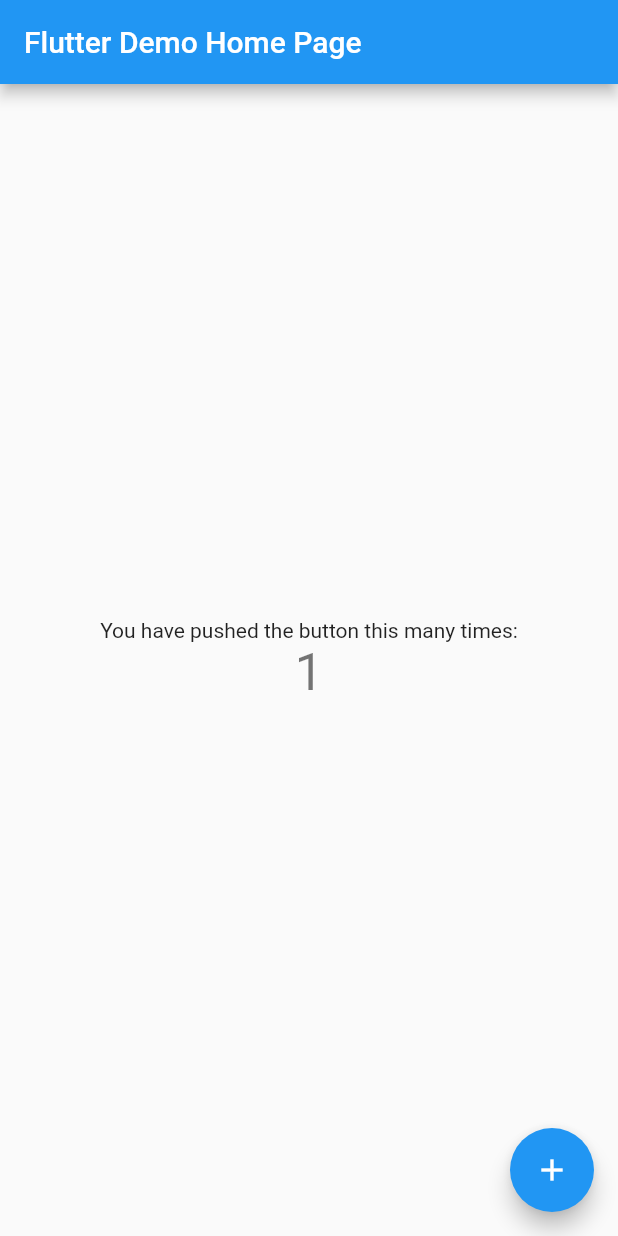
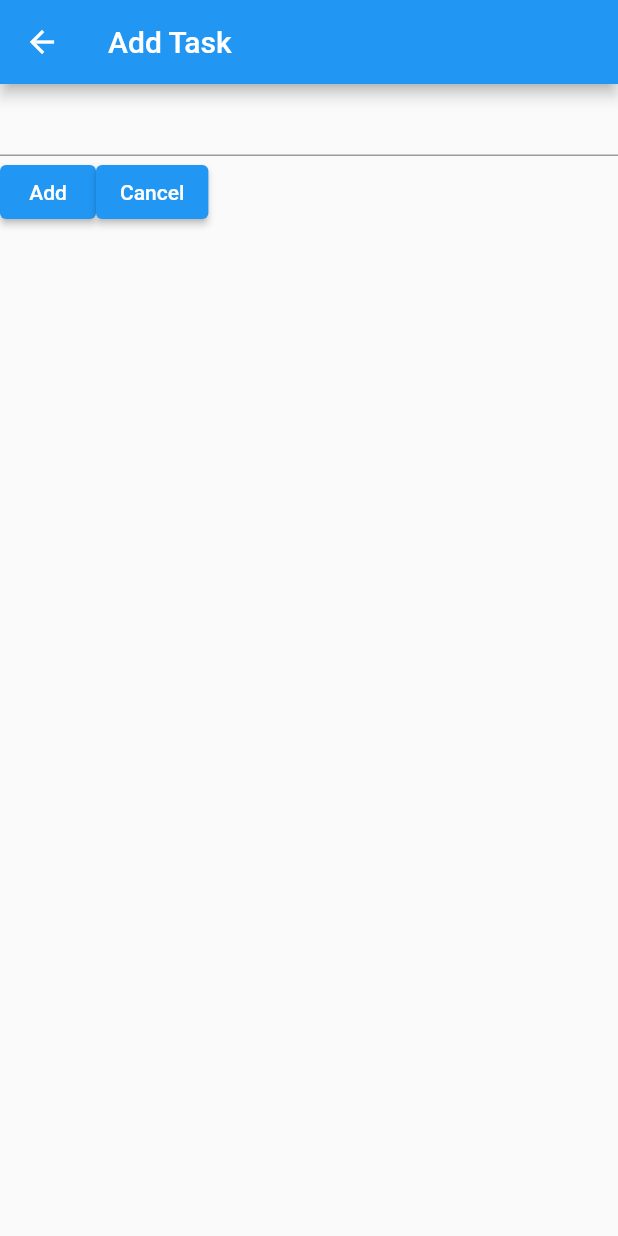
Before and after one commit to EveryoneHATEme/ToDoApp, a Flutter app: the screen it shows after launch, after a tap on the "add" icon, on a phone screen of 412 x 824 dp. Run offline on Flutter 3.47's test engine with Material 2 defaults, Android fonts, the phone set to English and light mode, and no system bars.

Commit message:
Added Add Task page and Edit Task page, Added list display

```diff
--- /dev/null
+++ b/lib/AddTaskPage.dart
@@ -0,0 +1,50 @@
+import 'package:flutter/material.dart';
+import 'package:todoapp/Task.dart';
+
+
+class AddTaskPage extends StatelessWidget {
+  final TextEditingController textController = TextEditingController();
+
+
+  @override
+  Widget build(BuildContext context) {
+    return Scaffold(
+      appBar: AppBar(
+        title: const Text('Add Task')
+      ),
+      body: Column(
+        crossAxisAlignment: CrossAxisAlignment.start,
+        children: <Widget>[
+          TextField(
+            controller: textController,
+          ),
+          Row(
+            children: <Widget>[
+              ElevatedButton(
+                onPressed: () => _returnTask(context),
+                child: Text('Add')
+              ),
+              ElevatedButton(
+                onPressed: () => _returnWithoutTask(context),
+                child: Text('Cancel')
+              ),
+            ],
+          )
+        ],
+      )
+    );
+  }
+
+
+  void _returnTask(BuildContext context) {
+    Task newTask = Task(
+      description: textController.text
+    );
+    Navigator.pop(context, newTask);
+  }
+
+
+  void _returnWithoutTask(BuildContext context) {
+    Navigator.pop(context);
+  }
+}
--- /dev/null
+++ b/lib/HomePage.dart
@@ -0,0 +1,78 @@
+import 'package:flutter/material.dart';
+import 'package:todoapp/AddTaskPage.dart';
+import 'package:todoapp/EditTaskPage.dart';
+import 'Task.dart';
+
+
+class HomePage extends StatefulWidget {
+  HomePage({Key? key, required this.title}) : super(key: key);
+  final String title;
+
+  @override
+  _HomePageState createState() => _HomePageState();
+}
+
+class _HomePageState extends State<HomePage> {
+  List<Task> tasks = <Task>[
+    Task(description: 'nothing 1'),
+    Task(description: 'nothing 2'),
+    Task(description: 'something 1'),
+    Task(description: 'something 2')
+  ];
+
+  @override
+  Widget build(BuildContext context) {
+    return Scaffold(
+      appBar: AppBar(
+        title: Text(widget.title),
+      ),
+      body: ListView.separated(
+        itemBuilder: _createListView,
+        separatorBuilder: _createDivider,
+        itemCount: tasks.length
+      ),
+      floatingActionButton: FloatingActionButton(
+        onPressed: _addTask,
+        tooltip: 'Add Task',
+        child: Icon(Icons.add),
+      ),
+    );
+  }
+
+  void _addTask() async {
+    final result = await Navigator.push(
+      context,
+      MaterialPageRoute(builder: (context) => AddTaskPage())
+    );
+
+    if (result != null) {
+      setState(() {
+        tasks.add(result);
+      });
+    }
+  }
+
+  Widget _createListView(BuildContext context, int index) {
+    return ListTile(
+      title: Text(tasks[index].description ?? 'No description'),
+      onTap: () async {
+        final result = await Navigator.push(
+          context,
+          MaterialPageRoute(
+            builder: (context) => EditTaskPage(tasks[index])
+          )
+        );
+        if (result != null) {
+          setState(() {
+            tasks[index] = result;
+          });
+        }
+      }
+    );
+  }
+
+
+  Divider _createDivider(BuildContext context, int index) {
+    return Divider();
+  }
+}
--- /dev/null
+++ b/lib/Task.dart
@@ -0,0 +1,7 @@
+class Task {
+  String? description = '';
+
+  Task({String? description = 'No description'}) {
+    this.description = description;
+  }
+}
--- /dev/null
+++ b/lib/ToDoApp.dart
@@ -0,0 +1,16 @@
+import 'package:flutter/material.dart';
+import 'HomePage.dart';
+
+
+class ToDoApp extends StatelessWidget {
+  @override
+  Widget build(BuildContext context) {
+    return MaterialApp(
+      title: 'Flutter Demo',
+      theme: ThemeData(
+        primarySwatch: Colors.blue,
+      ),
+      home: HomePage(title: 'Flutter Demo Home Page'),
+    );
+  }
+}
--- a/lib/main.dart
+++ b/lib/main.dart
@@ -1,113 +1,7 @@
 import 'package:flutter/material.dart';
+import 'ToDoApp.dart';
+
 
 void main() {
-  runApp(MyApp());
+  runApp(ToDoApp());
 }
-
-class MyApp extends StatelessWidget {
-  // This widget is the root of your application.
-  @override
-  Widget build(BuildContext context) {
-    return MaterialApp(
-      title: 'Flutter Demo',
-      theme: ThemeData(
-        // This is the theme of your application.
-        //
-        // Try running your application with "flutter run". You'll see the
-        // application has a blue toolbar. Then, without quitting the app, try
-        // changing the primarySwatch below to Colors.green and then invoke
-        // "hot reload" (press "r" in the console where you ran "flutter run",
-        // or simply save your changes to "hot reload" in a Flutter IDE).
-        // Notice that the counter didn't reset back to zero; the application
-        // is not restarted.
-        primarySwatch: Colors.blue,
-      ),
-      home: MyHomePage(title: 'Flutter Demo Home Page'),
-    );
-  }
-}
-
-class MyHomePage extends StatefulWidget {
-  MyHomePage({Key? key, required this.title}) : super(key: key);
-
-  // This widget is the home page of your application. It is stateful, meaning
-  // that it has a State object (defined below) that contains fields that affect
-  // how it looks.
-
-  // This class is the configuration for the state. It holds the values (in this
-  // case the title) provided by the parent (in this case the App widget) and
-  // used by the build method of the State. Fields in a Widget subclass are
-  // always marked "final".
-
-  final String title;
-
-  @override
-  _MyHomePageState createState() => _MyHomePageState();
-}
-
-class _MyHomePageState extends State<MyHomePage> {
-  int _counter = 0;
-
-  void _incrementCounter() {
-    setState(() {
-      // This call to setState tells the Flutter framework that something has
-      // changed in this State, which causes it to rerun the build method below
-      // so that the display can reflect the updated values. If we changed
-      // _counter without calling setState(), then the build method would not be
-      // called again, and so nothing would appear to happen.
-      _counter++;
-    });
-  }
-
-  @override
-  Widget build(BuildContext context) {
-    // This method is rerun every time setState is called, for instance as done
-    // by the _incrementCounter method above.
-    //
-    // The Flutter framework has been optimized to make rerunning build methods
-    // fast, so that you can just rebuild anything that needs updating rather
-    // than having to individually change instances of widgets.
-    return Scaffold(
-      appBar: AppBar(
-        // Here we take the value from the MyHomePage object that was created by
-        // the App.build method, and use it to set our appbar title.
-        title: Text(widget.title),
-      ),
-      body: Center(
-        // Center is a layout widget. It takes a single child and positions it
-        // in the middle of the parent.
-        child: Column(
-          // Column is also a layout widget. It takes a list of children and
-          // arranges them vertically. By default, it sizes itself to fit its
-          // children horizontally, and tries to be as tall as its parent.
-          //
-          // Invoke "debug painting" (press "p" in the console, choose the
-          // "Toggle Debug Paint" action from the Flutter Inspector in Android
-          // Studio, or the "Toggle Debug Paint" command in Visual Studio Code)
-          // to see the wireframe for each widget.
-          //
-          // Column has various properties to control how it sizes itself and
-          // how it positions its children. Here we use mainAxisAlignment to
-          // center the children vertically; the main axis here is the vertical
-          // axis because Columns are vertical (the cross axis would be
-          // horizontal).
-          mainAxisAlignment: MainAxisAlignment.center,
-          children: <Widget>[
-            Text(
-              'You have pushed the button this many times:',
-            ),
-            Text(
-              '$_counter',
-              style: Theme.of(context).textTheme.headline4,
-            ),
-          ],
-        ),
-      ),
-      floatingActionButton: FloatingActionButton(
-        onPressed: _incrementCounter,
-        tooltip: 'Increment',
-        child: Icon(Icons.add),
-      ), // This trailing comma makes auto-formatting nicer for build methods.
-    );
-  }
-}
```
Also changed, not shown: lib/EditTaskPage.dart (added, +48 -0 lines).
